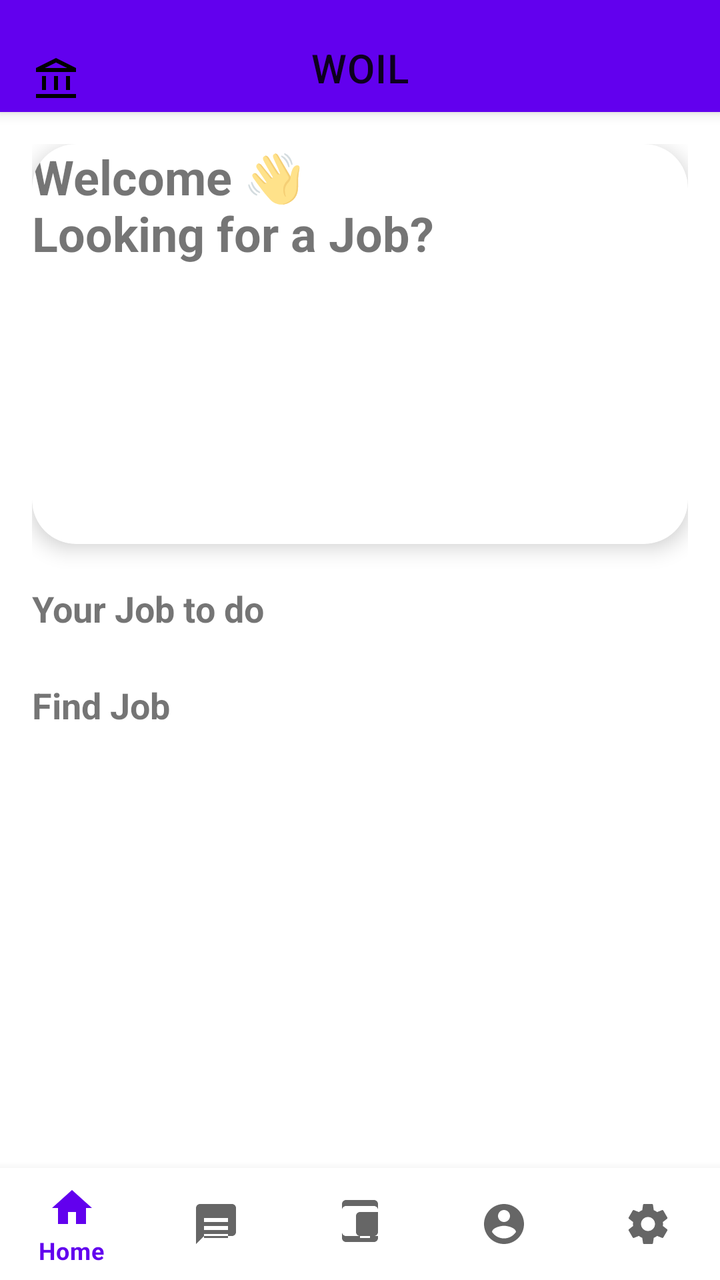
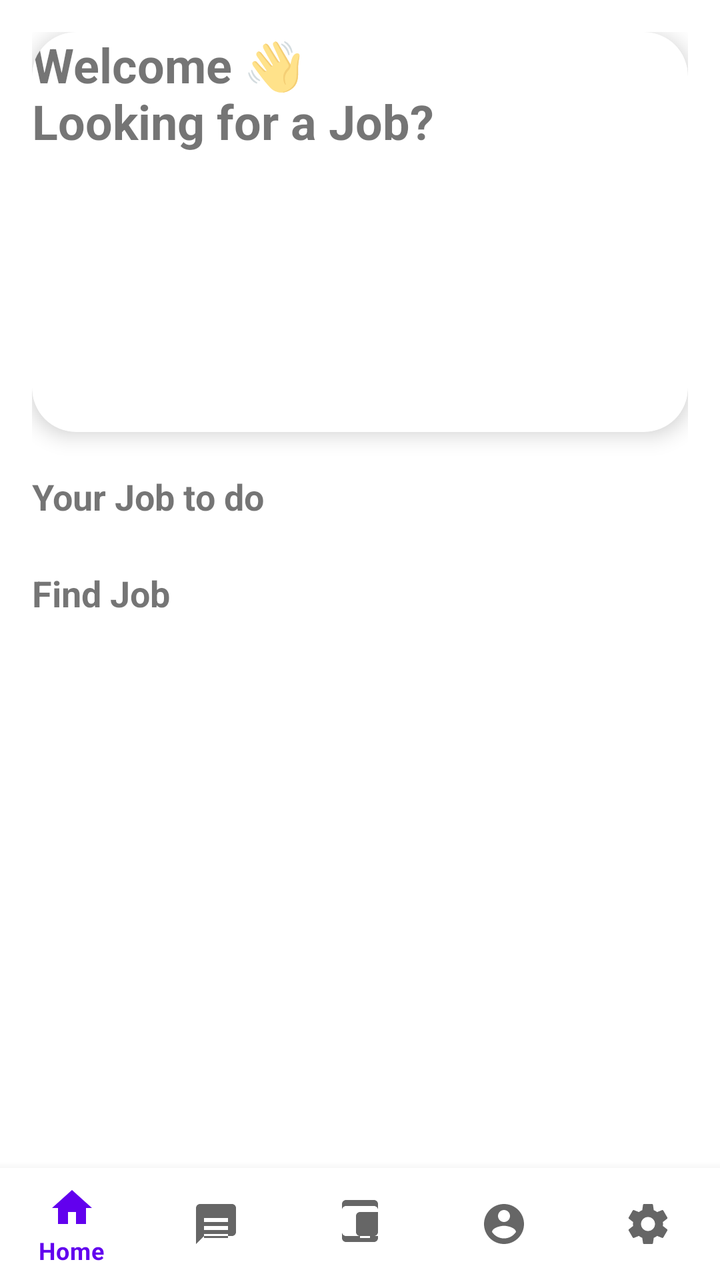

Two renders of the same Android screen: before a commit and after it. Below are the layout's source before the change and the commit's diff.
<!-- AndroidManifest.xml: application theme Theme.Woil -->
<!-- res/layout/activity_main.xml -->
<androidx.coordinatorlayout.widget.CoordinatorLayout
    xmlns:android="http://schemas.android.com/apk/res/android"
    xmlns:app="http://schemas.android.com/apk/res-auto"
    android:layout_width="match_parent"
    android:layout_height="match_parent">
    <com.google.android.material.appbar.AppBarLayout
        android:id="@+id/appBarLayout"
        android:layout_width="match_parent"
        android:layout_height="wrap_content">
        <com.google.android.material.appbar.MaterialToolbar
            android:id="@+id/topToolbar"
            android:layout_width="match_parent"
            android:layout_height="?attr/actionBarSize"
            android:paddingTop="12dp"
            app:title="WOIL"
            app:titleCentered="true"
            app:navigationIcon="@drawable/ic_menu"
            app:menu="@menu/top_menu" />
    </com.google.android.material.appbar.AppBarLayout>
    <ScrollView
        android:id="@+id/scroll_main"
        android:layout_width="match_parent"
        android:layout_height="match_parent"
        app:layout_behavior="@string/appbar_scrolling_view_behavior"
        android:paddingBottom="120dp">
        <LinearLayout
            android:orientation="vertical"
            android:layout_width="match_parent"
            android:layout_height="wrap_content"
            android:padding="16dp">

            <com.google.android.material.card.MaterialCardView
                android:layout_width="match_parent"
                android:layout_height="200dp"
                app:cardCornerRadius="22dp"
                app:cardElevation="6dp"
                android:padding="20dp"
                android:layout_marginBottom="16dp">
                <TextView
                    android:id="@+id/tvWelcome"
                    android:layout_width="wrap_content"
                    android:layout_height="wrap_content"
                    android:text="Welcome 👋\nLooking for a Job?"
                    android:textSize="24sp"
                    android:textStyle="bold"/>
            </com.google.android.material.card.MaterialCardView>

            <TextView
                android:layout_width="wrap_content"
                android:layout_height="wrap_content"
                android:text="Your Job to do"
                android:textStyle="bold"
                android:textSize="18sp"
                android:layout_marginTop="4dp"/>
            <com.google.android.material.card.MaterialCardView
                android:layout_width="match_parent"
                android:layout_height="wrap_content"
                app:cardCornerRadius="16dp"
                app:cardElevation="2dp"
                android:layout_marginTop="8dp"
                android:padding="12dp">
                <androidx.recyclerview.widget.RecyclerView
                    android:id="@+id/rvTimeline"
                    android:layout_width="match_parent"
                    android:layout_height="wrap_content"
                    android:nestedScrollingEnabled="false"/>
            </com.google.android.material.card.MaterialCardView>
            <TextView
                android:layout_width="wrap_content"
                android:layout_height="wrap_content"
                android:text="Find Job"
                android:textStyle="bold"
                android:textSize="18sp"
                android:layout_marginTop="16dp"/>
            <androidx.recyclerview.widget.RecyclerView
                android:id="@+id/rvCategories"
                android:layout_width="match_parent"
                android:layout_height="110dp"
                android:layout_marginTop="12dp"
                android:clipToPadding="false"
                android:paddingStart="4dp"
                android:paddingEnd="16dp"/>
        </LinearLayout>
    </ScrollView>
    <FrameLayout
        android:id="@+id/nav_host_fragment"
        android:layout_width="match_parent"
        android:layout_height="match_parent"
        app:layout_behavior="@string/appbar_scrolling_view_behavior" />
    <com.google.android.material.bottomnavigation.BottomNavigationView
        android:id="@+id/bottom_navigation"
        android:layout_width="match_parent"
        android:layout_height="wrap_content"
        android:layout_gravity="bottom"
        app:menu="@menu/bottom_nav_menu" />
</androidx.coordinatorlayout.widget.CoordinatorLayout>
<!-- resources referenced by this layout -->
<resources>
  <!-- drawable ic_menu (drawable) -->
  <vector xmlns:android="http://schemas.android.com/apk/res/android" android:height="24dp" android:tint="#000000" android:viewportHeight="960" android:viewportWidth="960" android:width="24dp">
        
      <path android:fillColor="@android:color/white" android:pathData="M200,680L200,400L280,400L280,680L200,680ZM440,680L440,400L520,400L520,680L440,680ZM80,840L80,760L880,760L880,840L80,840ZM680,680L680,400L760,400L760,680L680,680ZM80,320L80,240L480,40L880,240L880,320L80,320ZM258,240L480,240L702,240L258,240ZM258,240L702,240L480,130L258,240Z"/>
      
  </vector>
  <style name="Theme.Woil" parent="Theme.MaterialComponents.DayNight.DarkActionBar">
          
          <item name="colorPrimary">@color/purple_500</item>
          <item name="colorPrimaryVariant">@color/purple_700</item>
          <item name="colorOnPrimary">@color/white</item>
          
          <item name="colorSecondary">@color/teal_200</item>
          <item name="colorSecondaryVariant">@color/teal_700</item>
          <item name="colorOnSecondary">@color/black</item>
          
          <item name="android:statusBarColor">?attr/colorPrimaryVariant</item>
          
      </style>
  <color name="purple_500">#FF6200EE</color>
  <color name="purple_700">#FF3700B3</color>
  <color name="white">#FFFFFFFF</color>
  <color name="teal_200">#FF03DAC5</color>
  <color name="teal_700">#FF018786</color>
  <color name="black">#FF000000</color>
</resources>

<!-- the commit's change to res/layout/activity_main.xml (unified diff, before → after) -->
@@ -6,17 +6,7 @@
     <com.google.android.material.appbar.AppBarLayout
         android:id="@+id/appBarLayout"
         android:layout_width="match_parent"
-        android:layout_height="wrap_content">
-        <com.google.android.material.appbar.MaterialToolbar
-            android:id="@+id/topToolbar"
-            android:layout_width="match_parent"
-            android:layout_height="?attr/actionBarSize"
-            android:paddingTop="12dp"
-            app:title="WOIL"
-            app:titleCentered="true"
-            app:navigationIcon="@drawable/ic_menu"
-            app:menu="@menu/top_menu" />
-    </com.google.android.material.appbar.AppBarLayout>
+        android:layout_height="wrap_content"/>
     <ScrollView
         android:id="@+id/scroll_main"
         android:layout_width="match_parent"
<!-- resource entries referenced after the edit -->
@@ -1,11 +1,5 @@
 <!-- resources referenced by this layout -->
 <resources>
-  <!-- drawable ic_menu (drawable) -->
-  <vector xmlns:android="http://schemas.android.com/apk/res/android" android:height="24dp" android:tint="#000000" android:viewportHeight="960" android:viewportWidth="960" android:width="24dp">
-        
-      <path android:fillColor="@android:color/white" android:pathData="M200,680L200,400L280,400L280,680L200,680ZM440,680L440,400L520,400L520,680L440,680ZM80,840L80,760L880,760L880,840L80,840ZM680,680L680,400L760,400L760,680L680,680ZM80,320L80,240L480,40L880,240L880,320L80,320ZM258,240L480,240L702,240L258,240ZM258,240L702,240L480,130L258,240Z"/>
-      
-  </vector>
   <style name="Theme.Woil" parent="Theme.MaterialComponents.DayNight.DarkActionBar">
           
           <item name="colorPrimary">@color/purple_500</item>
